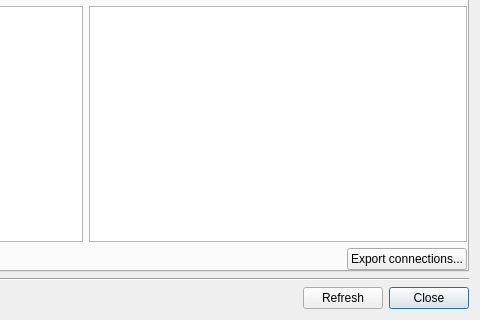
Before: the Qt Designer form neurolabi/gui/dialogs/flyembodyinfodialog.ui in janelia-flyem/NeuTu, drawn with Qt 5; both pictures show x 308 to 788 and y 523 to 843 of the 788 by 843 pixel window.
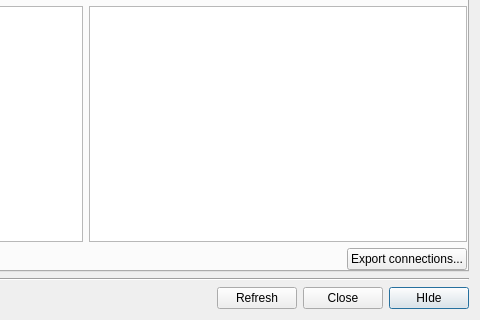
After: the same form once the commit is applied.

```diff
--- a/neurolabi/gui/dialogs/flyembodyinfodialog.ui
+++ b/neurolabi/gui/dialogs/flyembodyinfodialog.ui
@@ -596,6 +596,19 @@
        <property name="text">
         <string>Close</string>
        </property>
+       <property name="autoDefault">
+        <bool>true</bool>
+       </property>
+       <property name="default">
+        <bool>true</bool>
+       </property>
+      </widget>
+     </item>
+     <item>
+      <widget class="QPushButton" name="hideButton">
+       <property name="text">
+        <string>HIde</string>
+       </property>
        <property name="default">
         <bool>true</bool>
        </property>
```
